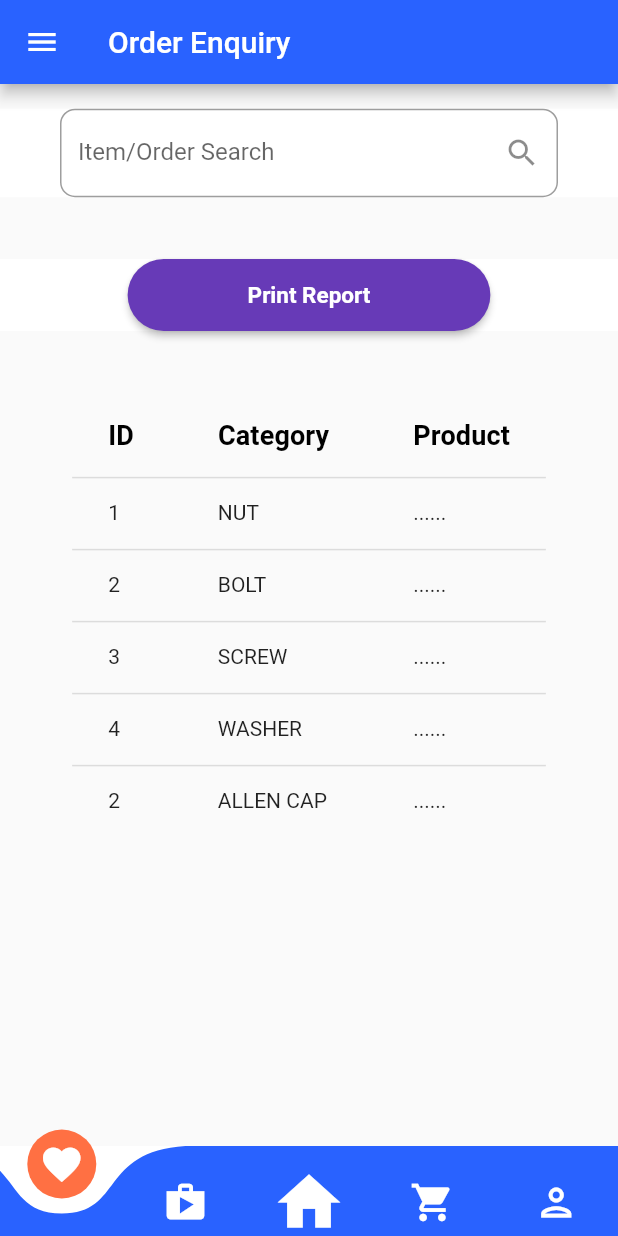
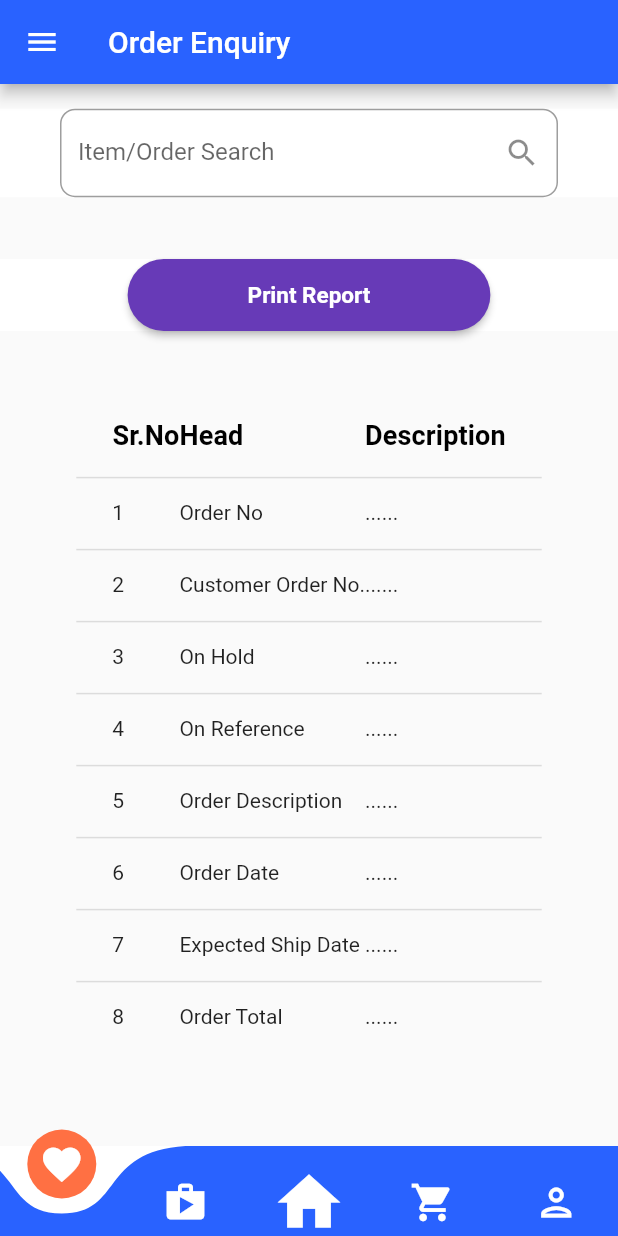
Before and after one commit to yogeshsalve/mobileapp, a Flutter app: the OrderEnquiry screen opened directly, on a phone screen of 412 x 824 dp. Run offline on Flutter 3.47's test engine with Material 2 defaults, Android fonts, the phone set to English and light mode, and no system bars; drawn by our look-alikes of curved_navigation_bar; our stand-ins replace date_field, image_picker, shared_preferences; missing offline and left inert: flutter_email_sender; accounts and stored records are empty.

Commit message:
1 sept 2021

```diff
--- /dev/null
+++ b/lib/drawerpages/credential.dart
@@ -0,0 +1,17 @@
+//import 'dart:async';
+import 'package:flutter/material.dart';
+//import 'package:mailer/mailer.dart';
+
+class SendEmail extends StatefulWidget {
+  const SendEmail({Key? key}) : super(key: key);
+
+  @override
+  _SendEmailState createState() => _SendEmailState();
+}
+
+class _SendEmailState extends State<SendEmail> {
+  @override
+  Widget build(BuildContext context) {
+    return Container();
+  }
+}
--- a/lib/drawerpages/orderenquiry.dart
+++ b/lib/drawerpages/orderenquiry.dart
@@ -59,45 +59,64 @@ class _OrderEnquiryState extends State<OrderEnquiry> {
             ),
             SizedBox(height: size.height * 0.05),
             DataTable(
+              columnSpacing: 0,
               columns: [
                 DataColumn(
                     label: Text(
-                  'ID',
-                  style: TextStyle(fontSize: 18, fontWeight: FontWeight.bold),
+                  'Sr.No',
+                  style: TextStyle(
+                    fontSize: 18,
+                    fontWeight: FontWeight.bold,
+                  ),
                 )),
                 DataColumn(
-                    label: Text('Category',
+                    label: Text('Head',
                         style: TextStyle(
                             fontSize: 18, fontWeight: FontWeight.bold))),
                 DataColumn(
-                    label: Text('Product',
+                    label: Text('Description',
                         style: TextStyle(
                             fontSize: 18, fontWeight: FontWeight.bold))),
               ],
               rows: [
                 DataRow(cells: [
                   DataCell(Text('1')),
-                  DataCell(Text('NUT')),
+                  DataCell(Text('Order No')),
                   DataCell(Text('......')),
                 ]),
                 DataRow(cells: [
                   DataCell(Text('2')),
-                  DataCell(Text('BOLT')),
+                  DataCell(Text('Customer Order No.')),
                   DataCell(Text('......')),
                 ]),
                 DataRow(cells: [
                   DataCell(Text('3')),
-                  DataCell(Text('SCREW')),
+                  DataCell(Text('On Hold')),
                   DataCell(Text('......')),
                 ]),
                 DataRow(cells: [
                   DataCell(Text('4')),
-                  DataCell(Text('WASHER')),
+                  DataCell(Text('On Reference')),
                   DataCell(Text('......')),
                 ]),
                 DataRow(cells: [
-                  DataCell(Text('2')),
-                  DataCell(Text('ALLEN CAP')),
+                  DataCell(Text('5')),
+                  DataCell(Text('Order Description')),
+                  DataCell(Text('......')),
+                ]),
+                DataRow(cells: [
+                  DataCell(Text('6')),
+                  DataCell(Text('Order Date')),
+                  DataCell(Text('......')),
+                ]),
+                DataRow(cells: [
+                  DataCell(Text('7')),
+                  DataCell(Text('Expected Ship Date')),
+                  DataCell(Text('......')),
+                ]),
+                DataRow(cells: [
+                  DataCell(Text('8')),
+                  DataCell(Text('Order Total')),
                   DataCell(Text('......')),
                 ]),
               ],
--- a/lib/placeorder.dart
+++ b/lib/placeorder.dart
@@ -130,7 +130,7 @@ class _PlaceOrderState extends State<PlaceOrder> {
         },
         icon: Icon(Icons.check_box),
         label: Text(
-          "Send Email",
+          "Checkout",
           style: TextStyle(),
         ),
       ),
--- a/pubspec.yaml
+++ b/pubspec.yaml
@@ -39,10 +39,15 @@ dependencies:
   shared_preferences: ^2.0.6
   mailer: ^5.0.2
   url_launcher: ^6.0.9
+  flutter_email_sender: ^5.0.2
+  image_picker: ^0.8.3+3
+  fluttertoast: ^8.0.8
 
 dev_dependencies:
   flutter_test:
     sdk: flutter
+  flutter_launcher_icons: ^0.9.2
+
 
 # For information on the generic Dart part of this file, see the
 # following page: https://dart.dev/tools/pub/pubspec
```
Also changed, not shown: lib/drawer.dart (+4 -3 lines), lib/drawerpages/email.dart (added, +182 -0 lines), images/app_logo.png (added), pubspec.lock.
